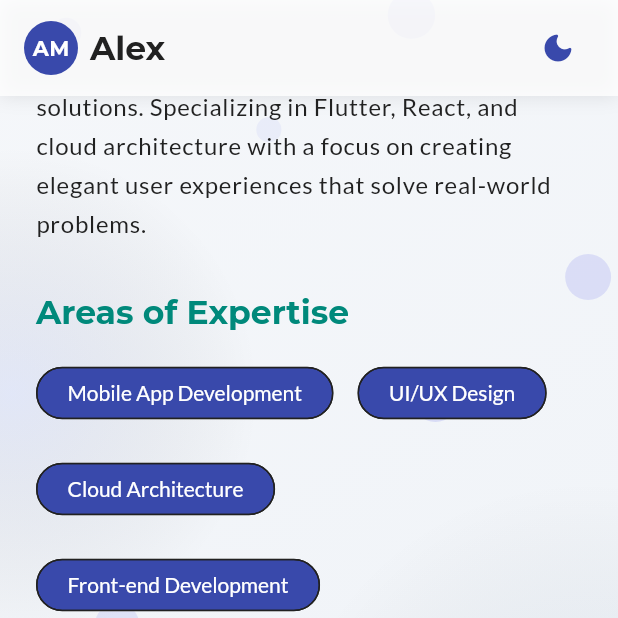
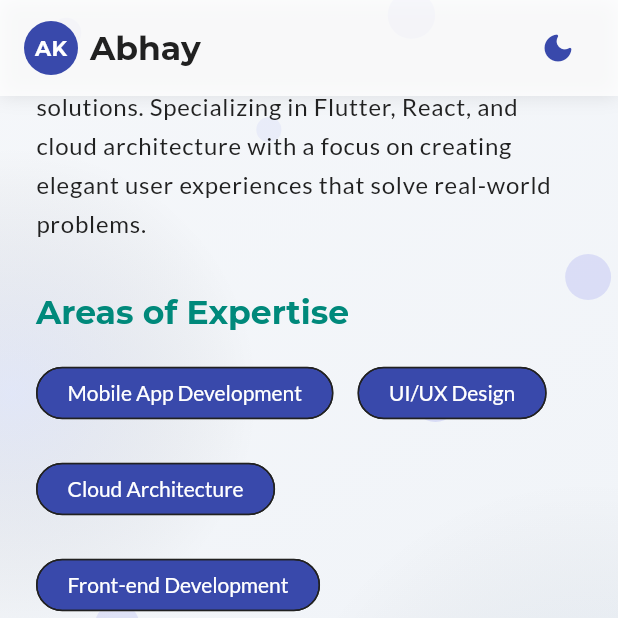
Before and after one commit to abhaysaqi/flutter_portfolio, a Flutter app: the screen it shows after launch, scrolled down 576 dp, on a phone screen of 412 x 824 dp, the top half of it. Run offline on Flutter 3.47's test engine with Material 3 defaults, Android fonts, the phone set to English and light mode, and no system bars; drawn by our look-alikes of flutter_animate; our stand-ins replace google_fonts, pdf, printing, shared_preferences; network calls fail.

Commit message:
updated portfolio data:

```diff
--- a/lib/animation/animated_bg.dart
+++ b/lib/animation/animated_bg.dart
@@ -5,8 +5,7 @@ import 'package:flutter_animate/flutter_animate.dart';
 class AnimatedBackground extends StatefulWidget {
   final bool isDarkMode;
 
-  const AnimatedBackground({Key? key, required this.isDarkMode}) : super(key: key);
-
+  const AnimatedBackground({super.key, required this.isDarkMode});
   @override
   State<AnimatedBackground> createState() => _AnimatedBackgroundState();
 }
--- a/lib/constants/sample_data.dart
+++ b/lib/constants/sample_data.dart
@@ -6,13 +6,13 @@ class SampleData {
   static Portfolio getPortfolioData() {
     return Portfolio(
       personalInfo: PersonalInfo(
-        name: 'Alex Morgan',
+        name: 'Abhay Kumar',
         tagline: 'Senior Software Engineer & UI/UX Enthusiast',
         profileImageUrl: "https://pixabay.com/get/g9bfda3bf4ef771aba4df4accfcf40ecfa55bfa0ebf17fe57689af670e7494698c23ff670d614791164c226bd5df46c80ee82c7754538db1a26cf17f6d3db13a9_1280.jpg",
         bio: 'Passionate software engineer with 6+ years of experience creating innovative web and mobile solutions. Specializing in Flutter, React, and cloud architecture with a focus on creating elegant user experiences that solve real-world problems.',
-        email: 'alex.morgan@example.com',
-        phone: '+1 (555) 123-4567',
-        location: 'San Francisco, CA',
+        email: 'abhaysaqi9@gmail.com',
+        phone: '+91 9056121323',
+        location: 'Jalandhar, Punjab',
         areasOfExpertise: [
           'Mobile App Development',
           'UI/UX Design',
@@ -69,7 +69,7 @@ class SampleData {
           technologies: ['Flutter', 'Firebase', 'Google Fit API', 'Apple HealthKit'],
           imageUrl: "https://pixabay.com/get/g6482dd43f37abcfcc09f5e0914f6d970baf6f782a3a8e62fcd87c9804323752f00ce160b6b004c535e0cf8d9a41a74b082e3d2e862d7d4380a1b677deb44717b_1280.jpg",
           projectUrl: 'https://healthtrackpro.example.com',
-          githubUrl: 'https://github.com/alexmorgan/healthtrackpro',
+          githubUrl: '',
         ),
         ProjectItem(
           title: 'EcoRoute',
@@ -77,7 +77,7 @@ class SampleData {
           technologies: ['Flutter', 'Google Maps API', 'TensorFlow Lite', 'SQLite'],
           imageUrl: "https://pixabay.com/get/g3c418b30098aff0bee5321f858a4a74a72e4cda4412942333345af8692b37db9745cf275885de38c272dad3645af4f71dd33105879480a9001fedc2dfc5694f8_1280.jpg",
           projectUrl: 'https://ecoroute.example.com',
-          githubUrl: 'https://github.com/alexmorgan/ecoroute',
+          githubUrl: '',
         ),
         ProjectItem(
           title: 'TaskFlow',
@@ -85,7 +85,7 @@ class SampleData {
           technologies: ['React', 'Node.js', 'MongoDB', 'Socket.io'],
           imageUrl: "https://pixabay.com/get/g870c3c1f0485f2fe0e6c2f78bb457c9e3735bdfe8414bbcec6885dd85c5775f4b0d600ef8d700008316962c41e91ccb0bda0a21d01a63b71cb3d06db20756445_1280.jpg",
           projectUrl: 'https://taskflow.example.com',
-          githubUrl: 'https://github.com/alexmorgan/taskflow',
+          githubUrl: '',
         ),
         ProjectItem(
           title: 'CryptoInsight',
@@ -93,7 +93,7 @@ class SampleData {
           technologies: ['Flutter', 'CoinGecko API', 'WebSockets', 'Hive DB'],
           imageUrl: "https://pixabay.com/get/g90d1ef907768884513e49c20d78062234823bf06c6bc20a8af88fe7503c1e1d99eea46f7fef0dff0ef9fa5aefca4d98cd0efcf166a7793d031d5bb6acb348f9a_1280.jpg",
           projectUrl: 'https://cryptoinsight.example.com',
-          githubUrl: 'https://github.com/alexmorgan/cryptoinsight',
+          githubUrl: '',
         ),
       ],
       skills: [
```
